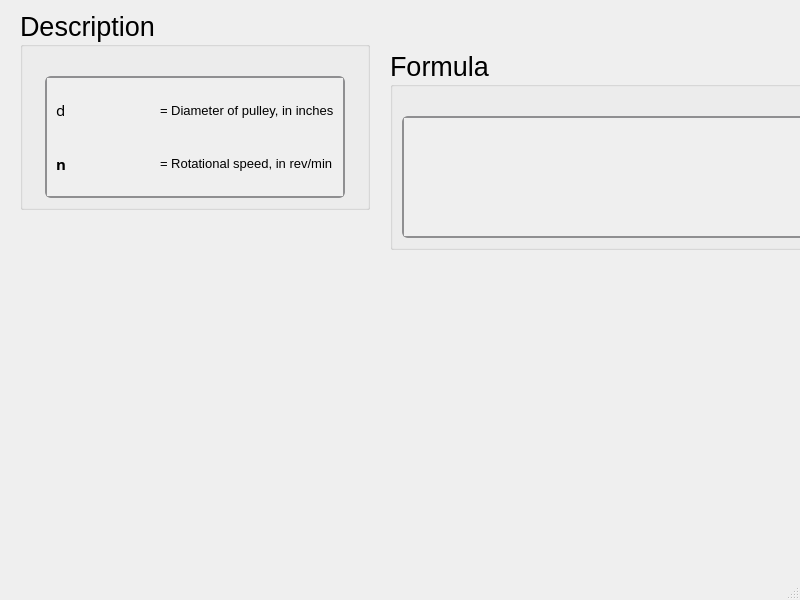
Qt form ui/belt_beltspeed.ui (Ah00ra/HNNS) before a commit.
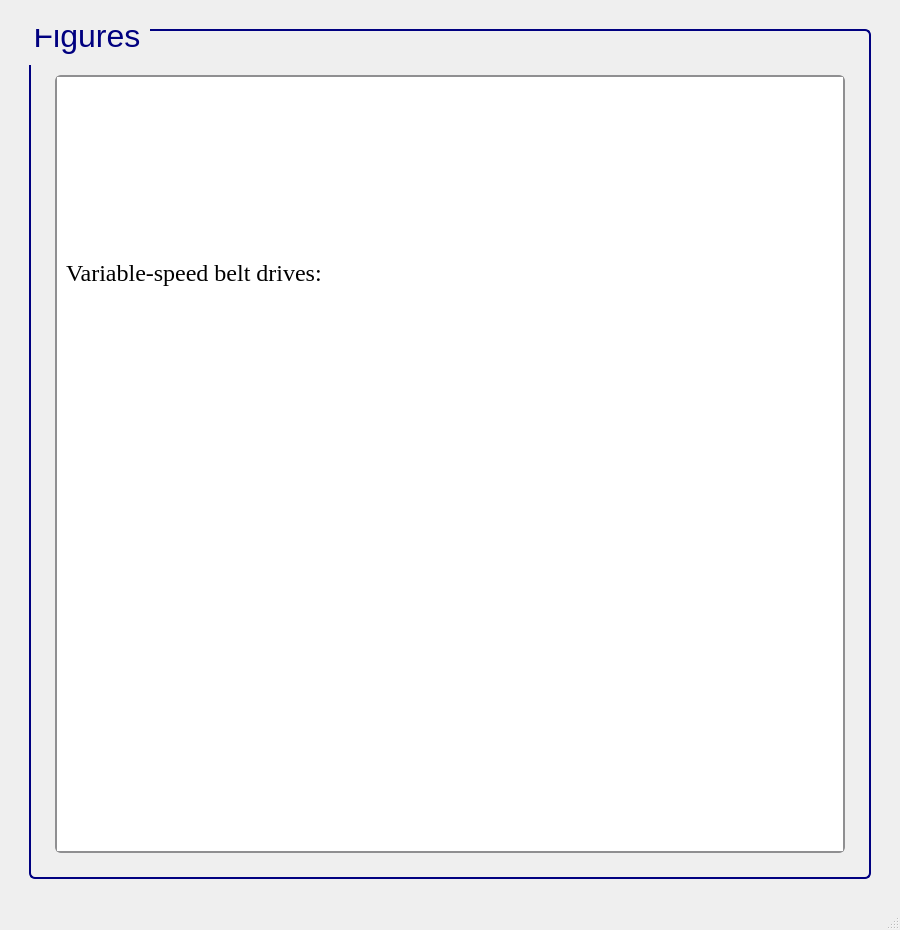
The same form after that commit. Icons and pictures are not drawn.

Commit message: Add ui info to belt and flatbelt metal

Diff of the .ui file:
```diff
--- a/ui/belt_beltspeed.ui
+++ b/ui/belt_beltspeed.ui
@@ -6,88 +6,132 @@
    <rect>
     <x>0</x>
     <y>0</y>
-    <width>800</width>
-    <height>600</height>
+    <width>900</width>
+    <height>930</height>
    </rect>
   </property>
+  <property name="minimumSize">
+   <size>
+    <width>900</width>
+    <height>930</height>
+   </size>
+  </property>
   <property name="windowTitle">
    <string>MainWindow</string>
   </property>
   <widget class="QWidget" name="centralwidget">
-   <widget class="QGroupBox" name="groupBox_43">
-    <property name="geometry">
-     <rect>
-      <x>20</x>
-      <y>10</y>
-      <width>350</width>
-      <height>200</height>
-     </rect>
-    </property>
-    <property name="sizePolicy">
-     <sizepolicy hsizetype="Minimum" vsizetype="Minimum">
-      <horstretch>0</horstretch>
-      <verstretch>0</verstretch>
-     </sizepolicy>
-    </property>
-    <property name="minimumSize">
+   <layout class="QGridLayout" name="gridLayout">
+    <item row="1" column="0">
+     <spacer name="verticalSpacer_25">
+      <property name="orientation">
+       <enum>Qt::Horizontal</enum>
+      </property>
+      <property name="sizeType">
+       <enum>QSizePolicy::Fixed</enum>
+      </property>
+      <property name="sizeHint" stdset="0">
      <size>
-      <width>350</width>
-      <height>0</height>
-     </size>
-    </property>
-    <property name="maximumSize">
+        <width>20</width>
+        <height>20</height>
+       </size>
+      </property>
+     </spacer>
+    </item>
+    <item row="1" column="2">
+     <spacer name="verticalSpacer_28">
+      <property name="orientation">
+       <enum>Qt::Horizontal</enum>
+      </property>
+      <property name="sizeType">
+       <enum>QSizePolicy::Fixed</enum>
+      </property>
+      <property name="sizeHint" stdset="0">
      <size>
-      <width>350</width>
-      <height>241</height>
-     </size>
-    </property>
-    <property name="font">
-     <font>
-      <family>Segoe UI</family>
-      <pointsize>20</pointsize>
-      <weight>50</weight>
-      <italic>false</italic>
-      <bold>false</bold>
-     </font>
-    </property>
-    <property name="title">
-     <string>Description</string>
-    </property>
-    <layout class="QGridLayout" name="gridLayout_110">
-     <item row="1" column="0">
-      <widget class="QScrollArea" name="scrollArea_9">
+        <width>20</width>
+        <height>20</height>
+       </size>
+      </property>
+     </spacer>
+    </item>
+    <item row="0" column="1">
+     <spacer name="verticalSpacer_26">
+      <property name="orientation">
+       <enum>Qt::Vertical</enum>
+      </property>
+      <property name="sizeType">
+       <enum>QSizePolicy::Fixed</enum>
+      </property>
+      <property name="sizeHint" stdset="0">
+       <size>
+        <width>20</width>
+        <height>20</height>
+       </size>
+      </property>
+     </spacer>
+    </item>
+    <item row="1" column="1">
+     <widget class="QGroupBox" name="groupBox_42">
        <property name="sizePolicy">
         <sizepolicy hsizetype="Minimum" vsizetype="Minimum">
          <horstretch>0</horstretch>
          <verstretch>0</verstretch>
         </sizepolicy>
        </property>
-       <property name="maximumSize">
+      <property name="minimumSize">
         <size>
-         <width>300</width>
-         <height>361</height>
+        <width>822</width>
+        <height>350</height>
         </size>
        </property>
        <property name="font">
         <font>
          <family>Segoe UI</family>
-         <pointsize>15</pointsize>
+        <pointsize>24</pointsize>
          <weight>50</weight>
          <italic>false</italic>
          <bold>false</bold>
         </font>
        </property>
        <property name="styleSheet">
-        <string notr="true">QScrollArea {
-    background: qlineargradient(x1:0, y1:0, x2:0, y2:1,
-                               stop:0 #f6f7fa, stop:1 #dadbde);
+       <string notr="true">/* GroupBox styling */
+QGroupBox {
+    border: 2px solid navy;
+    border-radius: 6px;
+    background-color: qlineargradient(x1:0, y1:0, x2:0, y2:1,
+    stop:0 #f6f7fa, stop:1 #dadbde);
+    font: 24pt &quot;Segoe UI&quot;;
+    padding: 5px;
+    color: black;
+}
+
+/* GroupBox title styling */
+QGroupBox::title {
+    subcontrol-origin: margin;
+    subcontrol-position: top left;
+    padding-left: 0px;
+    padding-right: 5px;
+    padding-top: 0px;
+    margin-top: -22px;
+    color: navy;
+    font-weight: bold;
+}
+
+/* Make QScrollArea (only within GroupBox) have a white background with correct border */
+QGroupBox QScrollArea {
+    background-color: white !important;
     border: 2px solid #8f8f91;
     border-radius: 6px;
 }
 
-QScrollArea QScrollBar:vertical, QScrollArea QScrollBar:horizontal {
+/* Make QScrollArea's viewport white as well */
+QGroupBox QScrollArea QWidget {
+    background-color: white !important;
+}
+
+/* Scrollbar styling inside QScrollArea in QGroupBox */
+QGroupBox QScrollArea QScrollBar:vertical, QGroupBox QScrollArea QScrollBar:horizontal {
     background: qlineargradient(x1:0, y1:0, x2:0, y2:1,
-                               stop:0 #f6f7fa, stop:1 #dadbde);
+    stop:0 #f6f7fa, stop:1 #dadbde);
     border: 2px solid #8f8f91;
     border-radius: 6px;
     width: 14px;
@@ -95,8 +139,8 @@
     margin: 2px 0 2px 0;
 }
 
-/* Completely remove the bottom button of the vertical scrollbar */
-QScrollArea QScrollBar::add-line:vertical {
+/* Remove bottom button of vertical scrollbar */
+QGroupBox QScrollArea QScrollBar::add-line:vertical {
     height: 0px;
     width: 0px;
     border: none;
@@ -105,9 +149,10 @@
     padding: 0px;
 }
 
-QScrollArea QScrollBar::handle:vertical, QScrollArea QScrollBar::handle:horizontal {
+/* Scrollbar handle */
+QGroupBox QScrollArea QScrollBar::handle:vertical, QGroupBox QScrollArea QScrollBar::handle:horizontal {
     background: qlineargradient(x1:0, y1:0, x2:0, y2:1,
-                               stop:0 #8f8f91, stop:1 #6f6f71);
+    stop:0 #8f8f91, stop:1 #6f6f71);
     min-height: 20px;
     border-radius: 6px;
     border: 1px solid #6f6f71;
@@ -119,7 +164,8 @@
     border: 1px solid #4f4f51;
 }
 
-QScrollArea QScrollBar::sub-line:vertical, QScrollArea QScrollBar::add-line:horizontal, QScrollArea QScrollBar::sub-line:horizontal {
+/* Scrollbar sub-line buttons */
+QGroupBox QScrollArea QScrollBar::sub-line:vertical, QGroupBox QScrollArea QScrollBar::add-line:horizontal, QGroupBox QScrollArea QScrollBar::sub-line:horizontal {
     background: #8f8f91;
     border: none;
     border-radius: 3px;
@@ -132,100 +178,19 @@
     background: #6f6f71;
 }
 
-QScrollArea QScrollBar::add-page:vertical, QScrollArea QScrollBar::sub-page:vertical,
-QScrollArea QScrollBar::add-page:horizontal, QScrollArea QScrollBar::sub-page:horizontal {
+/* Transparent page areas */
+QGroupBox QScrollArea QScrollBar::add-page:vertical, QGroupBox QScrollArea QScrollBar::sub-page:vertical,
+QGroupBox QScrollArea QScrollBar::add-page:horizontal, QGroupBox QScrollArea QScrollBar::sub-page:horizontal {
     background: transparent;
 }
 </string>
        </property>
-       <property name="verticalScrollBarPolicy">
-        <enum>Qt::ScrollBarAsNeeded</enum>
-       </property>
-       <property name="horizontalScrollBarPolicy">
-        <enum>Qt::ScrollBarAlwaysOff</enum>
-       </property>
-       <property name="widgetResizable">
-        <bool>true</bool>
-       </property>
-       <widget class="QWidget" name="scrollAreaWidgetContents_9">
-        <property name="geometry">
-         <rect>
-          <x>0</x>
-          <y>0</y>
-          <width>296</width>
-          <height>106</height>
-         </rect>
-        </property>
-        <layout class="QGridLayout" name="gridLayout_64">
-         <item row="0" column="0">
-          <widget class="QLabel" name="label_18">
-           <property name="font">
-            <font>
-             <family>Segoe UI Variable Small Semibol</family>
-             <pointsize>11</pointsize>
-             <weight>75</weight>
-             <italic>false</italic>
-             <bold>true</bold>
-            </font>
-           </property>
-           <property name="text">
-            <string>&lt;html&gt;&lt;head/&gt;&lt;body&gt;&lt;p&gt;&lt;span style=&quot; font-weight:400;&quot;&gt;d&lt;/span&gt;&lt;/p&gt;&lt;/body&gt;&lt;/html&gt;</string>
-           </property>
-          </widget>
-         </item>
+      <property name="title">
+       <string>Figures</string>
+      </property>
+      <layout class="QGridLayout" name="gridLayout_2">
          <item row="0" column="1">
-          <widget class="QLabel" name="htext_377">
-           <property name="font">
-            <font>
-             <family>MS Shell Dlg 2</family>
-             <pointsize>10</pointsize>
-             <weight>50</weight>
-             <italic>false</italic>
-             <bold>false</bold>
-            </font>
-           </property>
-           <property name="text">
-            <string>&lt;html&gt;&lt;head/&gt;&lt;body&gt;&lt;p align=&quot;justify&quot;&gt;= Diameter of pulley, in inches&lt;/p&gt;&lt;/body&gt;&lt;/html&gt;</string>
-           </property>
-          </widget>
-         </item>
-         <item row="1" column="0">
-          <widget class="QLabel" name="label_21">
-           <property name="font">
-            <font>
-             <family>Segoe UI Variable Small Semibol</family>
-             <pointsize>11</pointsize>
-             <weight>75</weight>
-             <bold>true</bold>
-            </font>
-           </property>
-           <property name="text">
-            <string>n</string>
-           </property>
-          </widget>
-         </item>
-         <item row="1" column="1">
-          <widget class="QLabel" name="htext_375">
-           <property name="font">
-            <font>
-             <family>MS Shell Dlg 2</family>
-             <pointsize>10</pointsize>
-             <weight>50</weight>
-             <italic>false</italic>
-             <bold>false</bold>
-            </font>
-           </property>
-           <property name="text">
-            <string>&lt;html&gt;&lt;head/&gt;&lt;body&gt;&lt;p&gt;&lt;span style=&quot; font-size:10pt;&quot;&gt;= &lt;/span&gt;Rotational speed, in rev/min&lt;/p&gt;&lt;/body&gt;&lt;/html&gt;</string>
-           </property>
-          </widget>
-         </item>
-        </layout>
-       </widget>
-      </widget>
-     </item>
-     <item row="0" column="0">
-      <spacer name="verticalSpacer_51">
+        <spacer name="verticalSpacer_41">
        <property name="orientation">
         <enum>Qt::Vertical</enum>
        </property>
@@ -235,81 +200,69 @@
        <property name="sizeHint" stdset="0">
         <size>
          <width>20</width>
-         <height>20</height>
+           <height>30</height>
         </size>
        </property>
       </spacer>
      </item>
-    </layout>
-   </widget>
-   <widget class="QGroupBox" name="groupBox_44">
-    <property name="geometry">
-     <rect>
-      <x>390</x>
-      <y>50</y>
-      <width>450</width>
-      <height>200</height>
-     </rect>
-    </property>
-    <property name="sizePolicy">
-     <sizepolicy hsizetype="Minimum" vsizetype="Minimum">
-      <horstretch>0</horstretch>
-      <verstretch>0</verstretch>
-     </sizepolicy>
-    </property>
-    <property name="minimumSize">
+       <item row="1" column="0">
+        <spacer name="verticalSpacer_39">
+         <property name="orientation">
+          <enum>Qt::Horizontal</enum>
+         </property>
+         <property name="sizeType">
+          <enum>QSizePolicy::Fixed</enum>
+         </property>
+         <property name="sizeHint" stdset="0">
      <size>
-      <width>450</width>
-      <height>0</height>
-     </size>
-    </property>
-    <property name="maximumSize">
-     <size>
-      <width>450</width>
-      <height>241</height>
-     </size>
-    </property>
-    <property name="font">
-     <font>
-      <family>Segoe UI</family>
-      <pointsize>20</pointsize>
-      <weight>50</weight>
-      <italic>false</italic>
-      <bold>false</bold>
-     </font>
-    </property>
-    <property name="title">
-     <string>Formula</string>
-    </property>
-    <layout class="QGridLayout" name="gridLayout_113">
-     <item row="1" column="0">
-      <widget class="QScrollArea" name="scrollArea_10">
-       <property name="sizePolicy">
-        <sizepolicy hsizetype="Minimum" vsizetype="Minimum">
-         <horstretch>0</horstretch>
-         <verstretch>0</verstretch>
-        </sizepolicy>
-       </property>
-       <property name="font">
-        <font>
-         <family>Segoe UI</family>
-         <pointsize>15</pointsize>
-         <weight>50</weight>
-         <italic>false</italic>
-         <bold>false</bold>
-        </font>
-       </property>
+           <width>10</width>
+           <height>20</height>
+          </size>
+         </property>
+        </spacer>
+       </item>
+       <item row="1" column="1">
+        <widget class="QScrollArea" name="scrollArea_3">
        <property name="styleSheet">
-        <string notr="true">QScrollArea {
-    background: qlineargradient(x1:0, y1:0, x2:0, y2:1,
-                               stop:0 #f6f7fa, stop:1 #dadbde);
+          <string notr="true">/* GroupBox styling */
+QGroupBox {
+    border: 2px solid navy;
+    border-radius: 6px;
+    background-color: qlineargradient(x1:0, y1:0, x2:0, y2:1,
+    stop:0 #f6f7fa, stop:1 #dadbde);
+    font: 20pt &quot;Segoe UI&quot;;
+    padding: 5px;
+    color: black;
+}
+
+/* GroupBox title styling */
+QGroupBox::title {
+    subcontrol-origin: margin;
+    subcontrol-position: top left;
+    padding-left: 0px;
+    padding-right: 5px;
+    padding-top: 0px;
+    margin-top: -20px;
+    color: navy;
+    font-weight: bold;
+}
+
+/* Make QScrollArea (only within GroupBox) have a white background with correct border */
+QGroupBox QScrollArea {
+    background-color: white !important;
     border: 2px solid #8f8f91;
     border-radius: 6px;
 }
 
-QScrollArea QScrollBar:vertical, QScrollArea QScrollBar:horizontal {
+/* Make QScrollArea's viewport white as well */
+QGroupBox QScrollArea QWidget {
+    background-color: white !important;
+}
+
+/* Scrollbar styling inside QScrollArea in QGroupBox */
+QGroupBox QScrollArea QScrollBar:vertical, QGroupBox QScrollArea QScrollBar:horizontal {
     background: qlineargradient(x1:0, y1:0, x2:0, y2:1,
-                               stop:0 #f6f7fa, stop:1 #dadbde);
+    stop:0 #f6f7fa, stop:1 #dadbde);
     border: 2px solid #8f8f91;
     border-radius: 6px;
     width: 14px;
@@ -317,8 +270,8 @@
     margin: 2px 0 2px 0;
 }
 
-/* Completely remove the bottom button of the vertical scrollbar */
-QScrollArea QScrollBar::add-line:vertical {
+/* Remove bottom button of vertical scrollbar */
+QGroupBox QScrollArea QScrollBar::add-line:vertical {
     height: 0px;
     width: 0px;
     border: none;
@@ -327,9 +280,10 @@
     padding: 0px;
 }
 
-QScrollArea QScrollBar::handle:vertical, QScrollArea QScrollBar::handle:horizontal {
+/* Scrollbar handle */
+QGroupBox QScrollArea QScrollBar::handle:vertical, QGroupBox QScrollArea QScrollBar::handle:horizontal {
     background: qlineargradient(x1:0, y1:0, x2:0, y2:1,
-                               stop:0 #8f8f91, stop:1 #6f6f71);
+    stop:0 #8f8f91, stop:1 #6f6f71);
     min-height: 20px;
     border-radius: 6px;
     border: 1px solid #6f6f71;
@@ -341,7 +295,8 @@
     border: 1px solid #4f4f51;
 }
 
-QScrollArea QScrollBar::sub-line:vertical, QScrollArea QScrollBar::add-line:horizontal, QScrollArea QScrollBar::sub-line:horizontal {
+/* Scrollbar sub-line buttons */
+QGroupBox QScrollArea QScrollBar::sub-line:vertical, QGroupBox QScrollArea QScrollBar::add-line:horizontal, QGroupBox QScrollArea QScrollBar::sub-line:horizontal {
     background: #8f8f91;
     border: none;
     border-radius: 3px;
@@ -354,54 +309,80 @@
     background: #6f6f71;
 }
 
-QScrollArea QScrollBar::add-page:vertical, QScrollArea QScrollBar::sub-page:vertical,
-QScrollArea QScrollBar::add-page:horizontal, QScrollArea QScrollBar::sub-page:horizontal {
+/* Transparent page areas */
+QGroupBox QScrollArea QScrollBar::add-page:vertical, QGroupBox QScrollArea QScrollBar::sub-page:vertical,
+QGroupBox QScrollArea QScrollBar::add-page:horizontal, QGroupBox QScrollArea QScrollBar::sub-page:horizontal {
     background: transparent;
 }
 </string>
        </property>
-       <property name="verticalScrollBarPolicy">
-        <enum>Qt::ScrollBarAsNeeded</enum>
-       </property>
        <property name="widgetResizable">
         <bool>true</bool>
        </property>
-       <widget class="QWidget" name="scrollAreaWidgetContents_10">
+         <widget class="QWidget" name="scrollAreaWidgetContents_3">
         <property name="geometry">
          <rect>
           <x>0</x>
           <y>0</y>
-          <width>422</width>
-          <height>106</height>
-         </rect>
-        </property>
-        <layout class="QGridLayout" name="gridLayout_114">
+            <width>742</width>
+            <height>855</height>
+           </rect>
+          </property>
+          <layout class="QGridLayout" name="gridLayout_4">
+           <item row="1" column="0">
+            <widget class="QLabel" name="label">
+             <property name="frameShape">
+              <enum>QFrame::NoFrame</enum>
+             </property>
+             <property name="text">
+              <string>&lt;html&gt;&lt;head/&gt;&lt;body&gt;&lt;p&gt;&lt;img src=&quot;:/info/info/Variable-speed belt drives.2.png&quot;/&gt;&lt;/p&gt;&lt;p&gt;&lt;br/&gt;&lt;/p&gt;&lt;p&gt;&lt;img src=&quot;:/info/info/Variable-speed belt drives..png&quot;/&gt;&lt;/p&gt;&lt;p&gt;&lt;br/&gt;&lt;/p&gt;&lt;p&gt;&lt;br/&gt;&lt;/p&gt;&lt;/body&gt;&lt;/html&gt;</string>
+             </property>
+            </widget>
+           </item>
          <item row="0" column="0">
-          <widget class="QLabel" name="htext_380">
+            <widget class="QLabel" name="label_6">
            <property name="font">
             <font>
-             <family>MS Shell Dlg 2</family>
-             <pointsize>11</pointsize>
+               <family>Times New Roman</family>
+               <pointsize>18</pointsize>
              <weight>50</weight>
-             <italic>false</italic>
              <bold>false</bold>
             </font>
            </property>
-           <property name="text">
-            <string>&lt;html&gt;&lt;head/&gt;&lt;body&gt;&lt;p&gt;&lt;img src=&quot;:/desc/images/belt speed.png&quot;/&gt;&lt;/p&gt;&lt;/body&gt;&lt;/html&gt;</string>
-           </property>
-           <property name="scaledContents">
-            <bool>true</bool>
-           </property>
+             <property name="cursor">
+              <cursorShape>ArrowCursor</cursorShape>
+             </property>
+             <property name="frameShape">
+              <enum>QFrame::NoFrame</enum>
+             </property>
+             <property name="text">
+              <string>&lt;html&gt;&lt;head/&gt;&lt;body&gt;&lt;p&gt;Variable-speed belt drives:&lt;/p&gt;&lt;/body&gt;&lt;/html&gt;</string>
+             </property>
           </widget>
          </item>
         </layout>
        </widget>
       </widget>
      </item>
-     <item row="0" column="0">
-      <spacer name="verticalSpacer_52">
+       <item row="1" column="2">
+        <spacer name="verticalSpacer_40">
        <property name="orientation">
+          <enum>Qt::Horizontal</enum>
+         </property>
+         <property name="sizeType">
+          <enum>QSizePolicy::Fixed</enum>
+         </property>
+         <property name="sizeHint" stdset="0">
+          <size>
+           <width>10</width>
+           <height>20</height>
+          </size>
+         </property>
+        </spacer>
+       </item>
+       <item row="2" column="1">
+        <spacer name="verticalSpacer_38">
+         <property name="orientation">
         <enum>Qt::Vertical</enum>
        </property>
        <property name="sizeType">
@@ -409,6 +390,25 @@
        </property>
        <property name="sizeHint" stdset="0">
         <size>
+           <width>10</width>
+           <height>10</height>
+          </size>
+         </property>
+        </spacer>
+       </item>
+      </layout>
+     </widget>
+    </item>
+    <item row="2" column="1">
+     <spacer name="verticalSpacer_27">
+      <property name="orientation">
+       <enum>Qt::Vertical</enum>
+      </property>
+      <property name="sizeType">
+       <enum>QSizePolicy::Fixed</enum>
+      </property>
+      <property name="sizeHint" stdset="0">
+       <size>
          <width>20</width>
          <height>20</height>
         </size>
@@ -416,7 +416,6 @@
       </spacer>
      </item>
     </layout>
-   </widget>
   </widget>
   <widget class="QMenuBar" name="menubar">
    <property name="geometry">
```
Left out of the diff: 20 changed lines with no effect on the pictures. Lines whose indentation alone changed are shown as unchanged. The commit also changes 32 other files.
